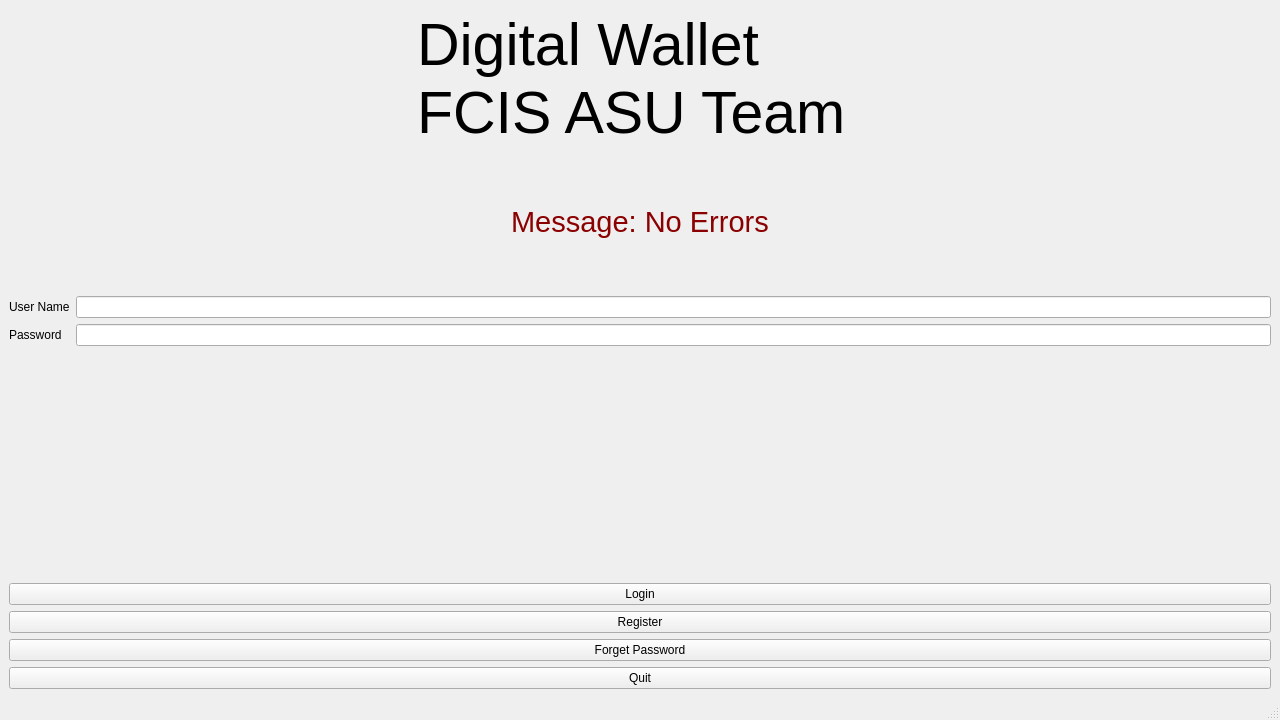
Before: the Qt Designer form Ds_project/mainwindow.ui in mohamed-khalid-gamal/Ds_Project, drawn with Qt 5.
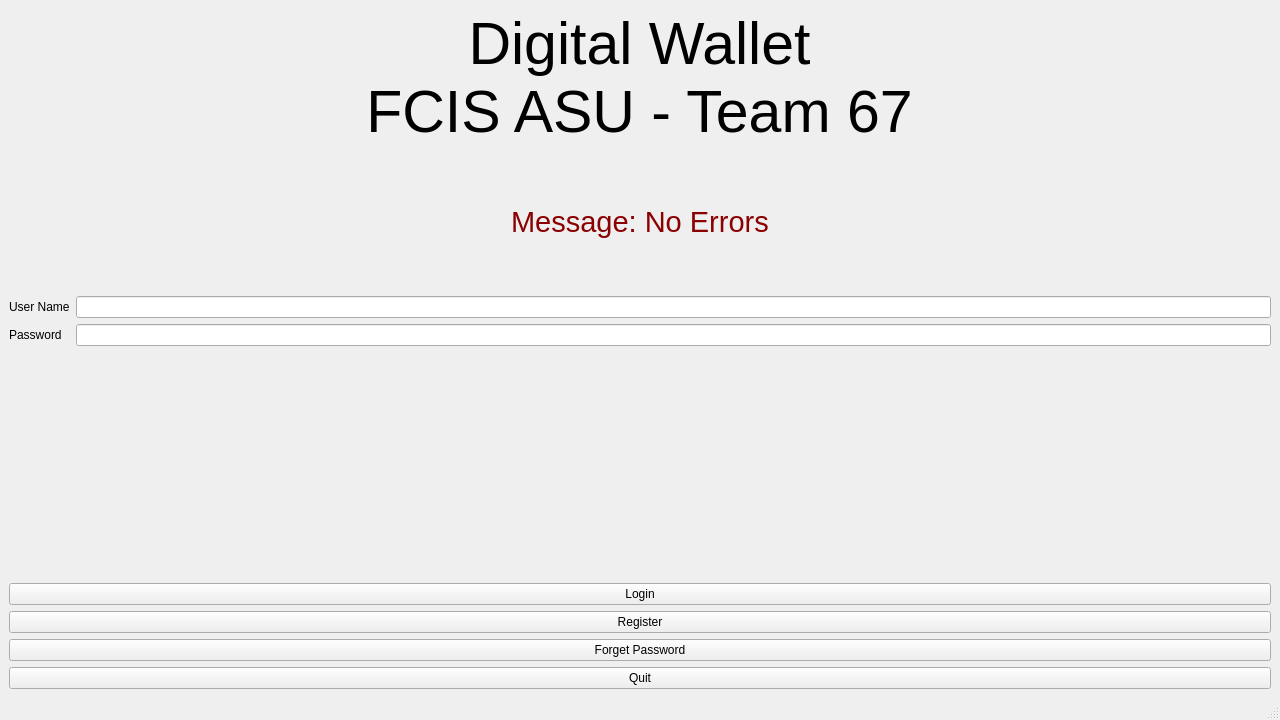
After: the same form once the commit is applied.

```diff
--- a/Ds_project/mainwindow.ui
+++ b/Ds_project/mainwindow.ui
@@ -23,7 +23,7 @@
    <layout class="QVBoxLayout" name="verticalLayout_3">
     <item>
      <layout class="QVBoxLayout" name="verticalLayout_2">
-      <item alignment="Qt::AlignHCenter">
+      <item alignment="Qt::AlignHCenter|Qt::AlignVCenter">
        <widget class="QLabel" name="label">
         <property name="font">
          <font>
@@ -35,7 +35,10 @@
         </property>
         <property name="text">
          <string>Digital Wallet
-FCIS ASU Team </string>
+FCIS ASU - Team 67</string>
+        </property>
+        <property name="alignment">
+         <set>Qt::AlignCenter</set>
         </property>
        </widget>
       </item>
```
